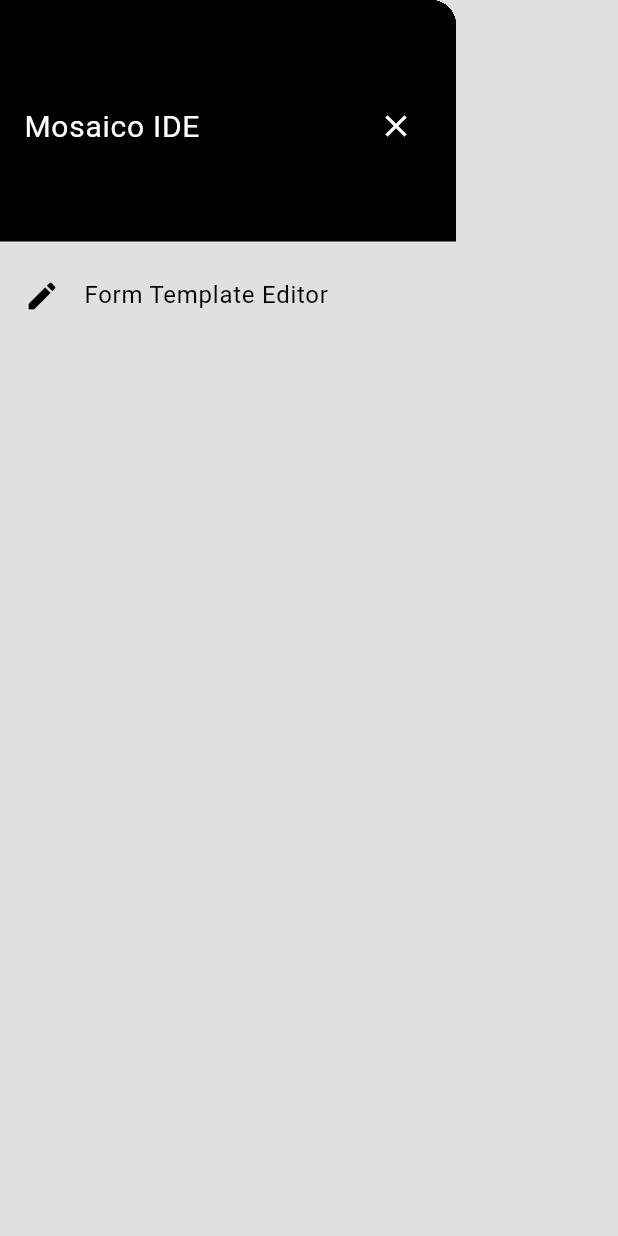
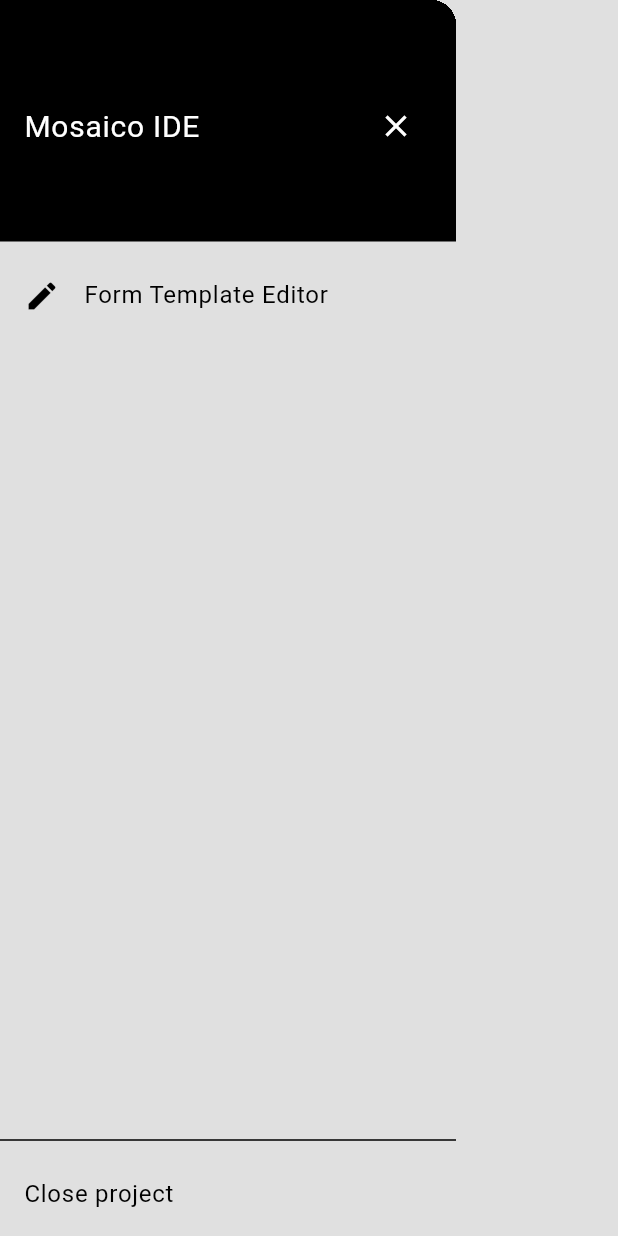
Before and after one commit to mosaico-matrix/mosaico-ide, a Flutter app: the Sidebar widget shown alone on an empty page, opened directly, on a phone screen of 412 x 824 dp. Run offline on Flutter 3.47's test engine with Material 3 defaults, Android fonts, the light colour scheme and no system bars; our stand-ins replace file_picker; Roboto replaces fonts that are missing (Dotted).

Commit message:
Ok, now thats nice

```diff
--- a/lib/project/controllers/project_controller.dart
+++ b/lib/project/controllers/project_controller.dart
@@ -1,7 +1,9 @@
 import 'dart:convert';
 import 'dart:io';
 
-class ProjectController {
+import 'package:flutter/material.dart';
+
+class ProjectController extends ChangeNotifier {
 
   final String _projectPath;
   late final String _projectName;
--- a/lib/project/widgets/editors/editor.dart
+++ b/lib/project/widgets/editors/editor.dart
@@ -11,5 +11,4 @@
     Key? key,
   }) : super(key: key);
 
-
 }
--- a/lib/project/widgets/sidebar.dart
+++ b/lib/project/widgets/sidebar.dart
@@ -18,24 +18,16 @@
         builder: (context, controller, child) => Drawer(
               child: Column(
                 children: [
-
                   // Header
                   Header(context),
 
                   // List of file editors
                   Editors(controller),
 
-                  //
-                  // // Bottom stuff
-                  // const Spacer(),
-                  // const Divider(),
-                  // ListTile(
-                  //   title: const Text('Close project'),
-                  //   onTap: () {
-                  //     Navigator.of(context).pop();
-                  //     Navigator.of(context).pop();
-                  //   },
-                  // ),
+                  // Bottom stuff
+                  const Spacer(),
+                  const Divider(),
+                  BottomOptions(context),
                 ],
               ),
             ));
@@ -59,7 +51,6 @@
     );
   }
 
-
   Widget Header(BuildContext context) {
     return DrawerHeader(
       decoration: const BoxDecoration(
@@ -82,4 +73,14 @@
       ),
     );
   }
+
+  Widget BottomOptions(BuildContext context) {
+    return ListTile(
+      title: const Text('Close project'),
+      onTap: () {
+        Navigator.of(context).pop();
+        Navigator.of(context).pop();
+      },
+    );
   }
+}
```
Also changed, not shown: lib/project/widgets/editors/form_template_editor.dart (+12 -2 lines), lib/project/widgets/project.dart (+4 -5 lines). Lines whose indentation alone changed are shown as unchanged.
